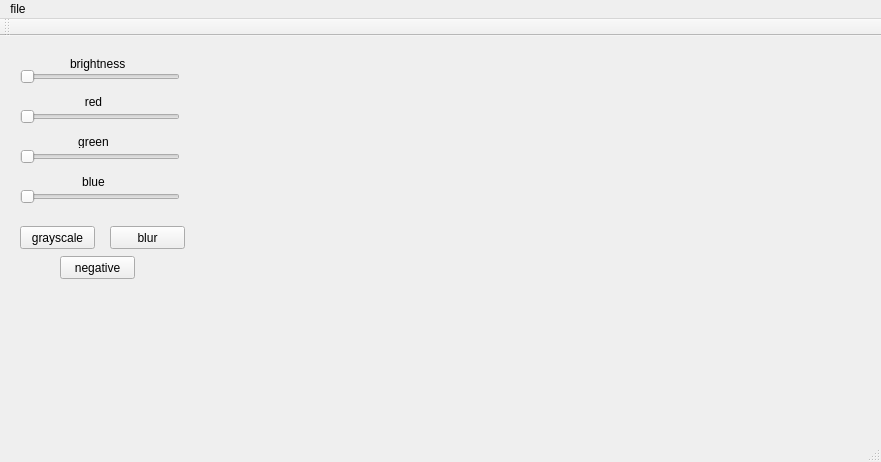
The window that mainwindow.ui (chiti62/QT_opencv_hw) describes before a commit, drawn with Qt 5.
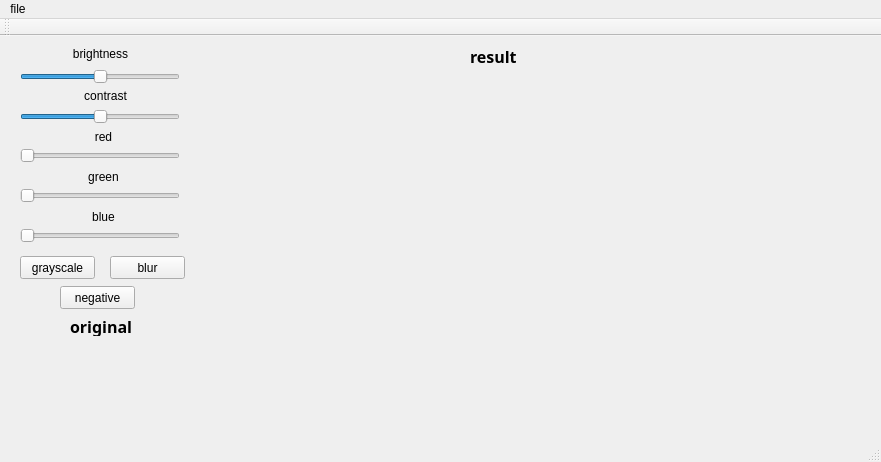
The same window after the commit.

```diff
--- a/mainwindow.ui
+++ b/mainwindow.ui
@@ -23,6 +23,18 @@
       <height>22</height>
      </rect>
     </property>
+    <property name="contextMenuPolicy">
+     <enum>Qt::DefaultContextMenu</enum>
+    </property>
+    <property name="autoFillBackground">
+     <bool>false</bool>
+    </property>
+    <property name="minimum">
+     <number>-100</number>
+    </property>
+    <property name="maximum">
+     <number>100</number>
+    </property>
     <property name="orientation">
      <enum>Qt::Horizontal</enum>
     </property>
@@ -31,7 +43,7 @@
     <property name="geometry">
      <rect>
       <x>20</x>
-      <y>70</y>
+      <y>109</y>
       <width>160</width>
       <height>22</height>
      </rect>
@@ -44,7 +56,7 @@
     <property name="geometry">
      <rect>
       <x>20</x>
-      <y>110</y>
+      <y>149</y>
       <width>160</width>
       <height>22</height>
      </rect>
@@ -57,7 +69,7 @@
     <property name="geometry">
      <rect>
       <x>20</x>
-      <y>150</y>
+      <y>189</y>
       <width>160</width>
       <height>22</height>
      </rect>
@@ -70,7 +82,7 @@
     <property name="geometry">
      <rect>
       <x>20</x>
-      <y>190</y>
+      <y>220</y>
       <width>75</width>
       <height>23</height>
      </rect>
@@ -83,7 +95,7 @@
     <property name="geometry">
      <rect>
       <x>110</x>
-      <y>190</y>
+      <y>220</y>
       <width>75</width>
       <height>23</height>
      </rect>
@@ -108,10 +120,10 @@
    <widget class="QLabel" name="label">
     <property name="geometry">
      <rect>
-      <x>20</x>
-      <y>260</y>
-      <width>161</width>
-      <height>91</height>
+      <x>10</x>
+      <y>290</y>
+      <width>171</width>
+      <height>111</height>
      </rect>
     </property>
     <property name="text">
@@ -122,7 +134,7 @@
     <property name="geometry">
      <rect>
       <x>70</x>
-      <y>20</y>
+      <y>10</y>
       <width>61</width>
       <height>16</height>
      </rect>
@@ -130,14 +142,17 @@
     <property name="text">
      <string>brightness</string>
     </property>
+    <property name="alignment">
+     <set>Qt::AlignCenter</set>
+    </property>
    </widget>
    <widget class="QLabel" name="label_3">
     <property name="geometry">
      <rect>
-      <x>70</x>
-      <y>60</y>
+      <x>80</x>
+      <y>90</y>
       <width>47</width>
-      <height>12</height>
+      <height>21</height>
      </rect>
     </property>
     <property name="text">
@@ -150,10 +165,10 @@
    <widget class="QLabel" name="label_4">
     <property name="geometry">
      <rect>
-      <x>70</x>
-      <y>100</y>
+      <x>80</x>
+      <y>130</y>
       <width>47</width>
-      <height>12</height>
+      <height>21</height>
      </rect>
     </property>
     <property name="text">
@@ -166,10 +181,10 @@
    <widget class="QLabel" name="label_5">
     <property name="geometry">
      <rect>
-      <x>70</x>
-      <y>140</y>
+      <x>80</x>
+      <y>170</y>
       <width>47</width>
-      <height>12</height>
+      <height>21</height>
      </rect>
     </property>
     <property name="text">
@@ -183,7 +198,7 @@
     <property name="geometry">
      <rect>
       <x>60</x>
-      <y>220</y>
+      <y>250</y>
       <width>75</width>
       <height>23</height>
      </rect>
@@ -192,6 +207,83 @@
      <string>negative</string>
     </property>
    </widget>
+   <widget class="QLabel" name="label_6">
+    <property name="geometry">
+     <rect>
+      <x>70</x>
+      <y>280</y>
+      <width>71</width>
+      <height>20</height>
+     </rect>
+    </property>
+    <property name="font">
+     <font>
+      <family>微軟正黑體</family>
+      <pointsize>12</pointsize>
+      <weight>75</weight>
+      <bold>true</bold>
+     </font>
+    </property>
+    <property name="text">
+     <string>original</string>
+    </property>
+   </widget>
+   <widget class="QLabel" name="label_7">
+    <property name="geometry">
+     <rect>
+      <x>470</x>
+      <y>10</y>
+      <width>71</width>
+      <height>20</height>
+     </rect>
+    </property>
+    <property name="font">
+     <font>
+      <family>微軟正黑體</family>
+      <pointsize>12</pointsize>
+      <weight>75</weight>
+      <bold>true</bold>
+     </font>
+    </property>
+    <property name="text">
+     <string>result</string>
+    </property>
+   </widget>
+   <widget class="QSlider" name="contrast_horizontalSlider">
+    <property name="geometry">
+     <rect>
+      <x>20</x>
+      <y>70</y>
+      <width>160</width>
+      <height>22</height>
+     </rect>
+    </property>
+    <property name="minimum">
+     <number>-50</number>
+    </property>
+    <property name="maximum">
+     <number>50</number>
+    </property>
+    <property name="orientation">
+     <enum>Qt::Horizontal</enum>
+    </property>
+   </widget>
+   <widget class="QLabel" name="label_8">
+    <property name="geometry">
+     <rect>
+      <x>80</x>
+      <y>50</y>
+      <width>51</width>
+      <height>20</height>
+     </rect>
+    </property>
+    <property name="text">
+     <string>contrast</string>
+    </property>
+    <property name="alignment">
+     <set>Qt::AlignCenter</set>
+    </property>
+   </widget>
   </widget>
   <widget class="QMenuBar" name="menuBar">
    <property name="geometry">
```
